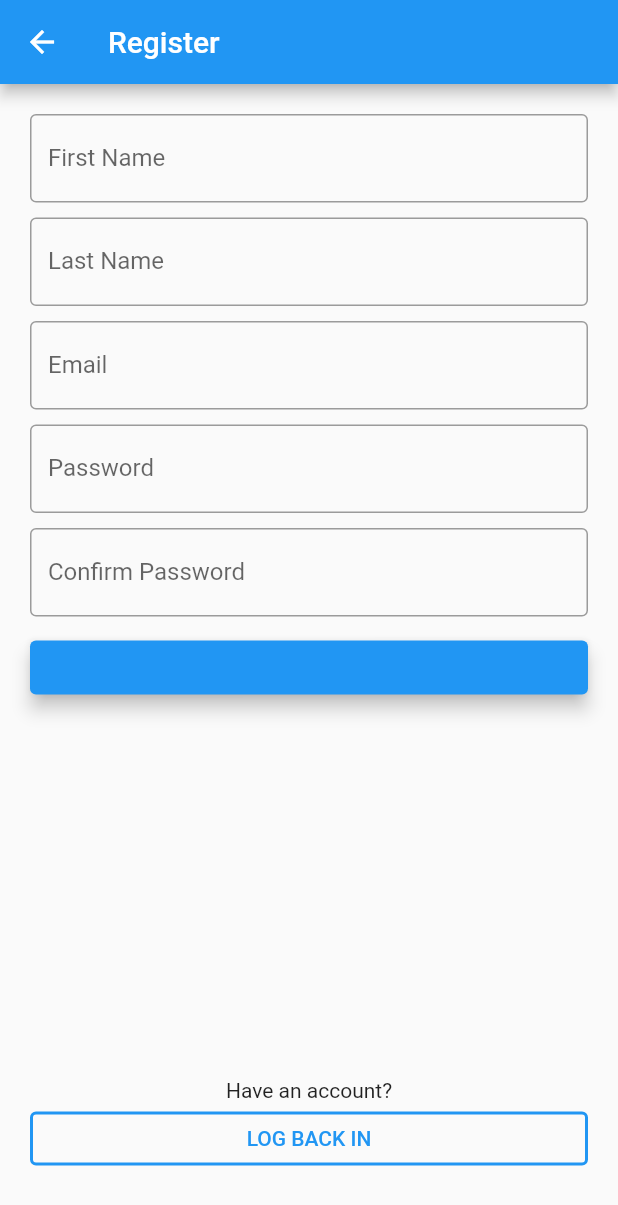
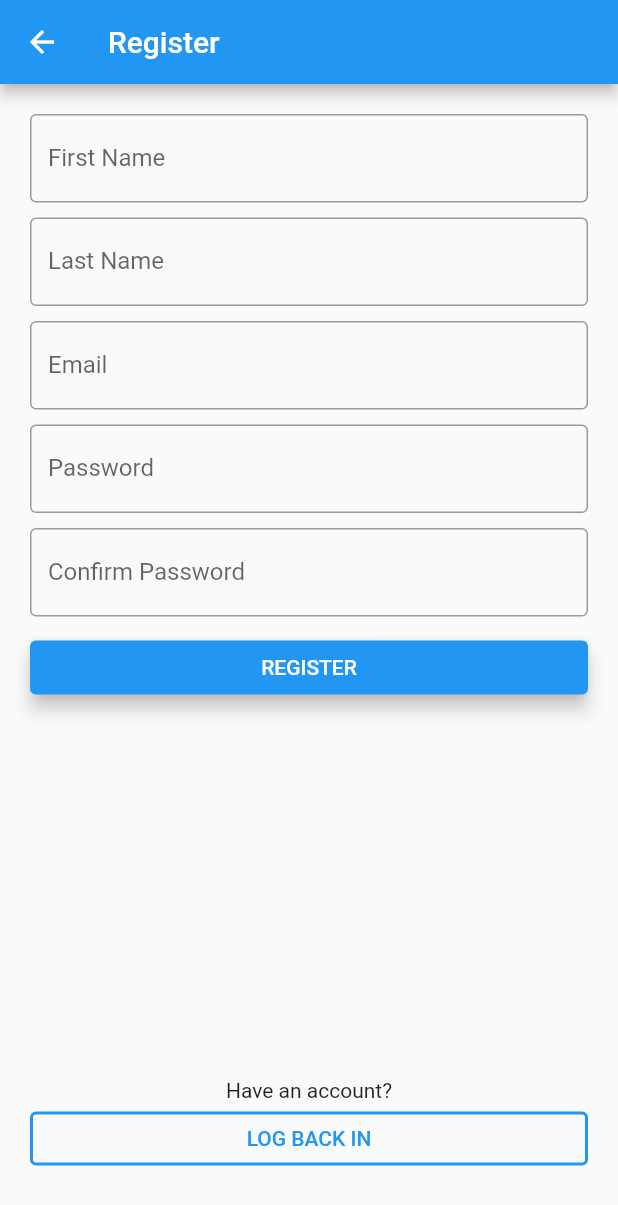
Before and after one commit to polroti/travel_mate_mobile, a Flutter app: the RegisterPage screen opened by its route, on a phone screen of 412 x 824 dp. Shown: the top 1205 px of the screen. Run offline on Flutter 3.47's test engine with Material 2 defaults, Android fonts, the phone set to English and light mode, and no system bars; our stand-ins replace cloud_firestore, firebase_auth, firebase_core, shared_preferences; missing offline and left inert: dart:ffi; accounts and stored records are empty.

Commit message:
constants - register 2

```diff
--- a/lib/constants/ErrorConstants.dart
+++ b/lib/constants/ErrorConstants.dart
@@ -2,4 +2,5 @@ class AuthErrors {
   static const INCORRECT_PASSWORD = "Incorrect Password";
   static const TOO_MANY_REQUESTS = "Please login a few moments later";
   static const UNKNOWN_AUTH_ERROR = "Unknown Error";
+  static const EMAIL_ALREADY_IN_USE = "The email is already in use";
 }
--- a/lib/constants/FirebaseConstants.dart
+++ b/lib/constants/FirebaseConstants.dart
@@ -1,4 +1,5 @@
 class FirebaseAuthExceptions {
   static const INCORRECT_PASSWORD = "wrong-password";
   static const TOO_MANY_REQUESTS = "too-many-requests";
+  static const EMAIL_ALREADY_IN_USE = "email-already-in-use";
 }
--- a/lib/constants/LabelConstants.dart
+++ b/lib/constants/LabelConstants.dart
@@ -1,3 +1,4 @@
 class AuthLabels {
   static const CHECK_NO_ACCOUNT = "Don't have an account?";
+  static const CHECK_HAVE_ACCOUNT = "Have an account?";
 }
--- a/lib/screens/auth/register.dart
+++ b/lib/screens/auth/register.dart
@@ -1,7 +1,10 @@
 import 'package:flutter/material.dart';
 import 'package:firebase_auth/firebase_auth.dart';
 import 'package:cloud_firestore/cloud_firestore.dart';
+import 'package:travel_mate_mobile/constants/AppBarTitleConstants.dart';
 import 'package:travel_mate_mobile/constants/ButtonConstants.dart';
+import 'package:travel_mate_mobile/constants/ErrorConstants.dart';
+import 'package:travel_mate_mobile/constants/FirebaseConstants.dart';
 import 'package:travel_mate_mobile/constants/LabelConstants.dart';
 import 'package:travel_mate_mobile/constants/RegExp.dart';
 import 'package:travel_mate_mobile/constants/TextInputConstants.dart';
@@ -135,9 +138,7 @@ class _RegisterPageState extends State<RegisterPage> {
     return ElevatedButton(
         child: Row(
           mainAxisAlignment: MainAxisAlignment.center,
-          children: <Widget>[
-            Text(""),
-          ],
+          children: <Widget>[Text(ButtonLabel.REGISTER)],
         ),
         style: ElevatedButton.styleFrom(elevation: 5),
         onPressed: () {
@@ -172,14 +173,14 @@ class _RegisterPageState extends State<RegisterPage> {
                   .catchError((error) {
                 print("==============================");
                 print("Error code " + error.code);
-                print("============================== email-already-in-use");
+                print("==============================");
 
                 switch (error.code) {
-                  case "email-already-in-use":
+                  case FirebaseAuthExceptions.EMAIL_ALREADY_IN_USE:
                     final snackBar = SnackBar(
-                      content: Text('already oruthan irukan...'),
+                      content: Text(AuthErrors.EMAIL_ALREADY_IN_USE),
                       action: SnackBarAction(
-                        label: 'Undo',
+                        label: ButtonLabel.UNDO,
                         onPressed: () {
                           // Some code to undo the change.
                         },
@@ -193,9 +194,9 @@ class _RegisterPageState extends State<RegisterPage> {
 
                   default:
                     final snackBar = SnackBar(
-                      content: Text('Unknown auth error'),
+                      content: Text(AuthErrors.UNKNOWN_AUTH_ERROR),
                       action: SnackBarAction(
-                        label: 'Ela',
+                        label: ButtonLabel.OKAY,
                         onPressed: () {
                           // Some code to undo the change.
                         },
@@ -218,9 +219,7 @@ class _RegisterPageState extends State<RegisterPage> {
       child: Row(
         mainAxisAlignment: MainAxisAlignment.center,
         children: <Widget>[
-          Text(
-            "LOG BACK IN",
-          ),
+          Text(ButtonLabel.LOG_BACK_IN),
         ],
       ),
       style: OutlinedButton.styleFrom(
@@ -265,7 +264,7 @@ class _RegisterPageState extends State<RegisterPage> {
               SizedBox(
                 height: 250,
               ),
-              Text("Have an account?"),
+              Text(AuthLabels.CHECK_HAVE_ACCOUNT),
               _secondaryButton()
             ],
           ),
@@ -276,7 +275,7 @@ class _RegisterPageState extends State<RegisterPage> {
   Widget build(BuildContext context) {
     return Scaffold(
         appBar: AppBar(
-          title: Text("Register"),
+          title: Text(AppBarTitles.APPBAR_TITLE_REGISTER),
         ),
         body: _body());
   }
```
